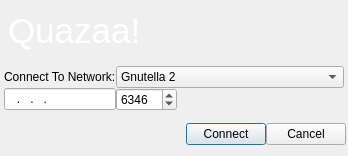
First picture: the form in UI/dialogconnectto.ui, repository c3c/quazaa, before the edit.
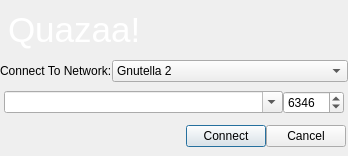
Second picture: the form after the edit. Icons and pictures are not drawn.

Commit message: Fixed combobox list skinning. Modified ConnectTo Dialog to use combo box. Fixed typo in Settings Dialog

What changed in the file:
```diff
--- a/UI/dialogconnectto.ui
+++ b/UI/dialogconnectto.ui
@@ -132,19 +132,61 @@
     </layout>
    </item>
    <item row="3" column="0" colspan="3">
-    <layout class="QGridLayout" name="gridLayout_2">
+    <layout class="QHBoxLayout" name="horizontalLayout_4">
      <property name="margin">
       <number>4</number>
      </property>
-     <item row="0" column="0">
+     <item>
+      <widget class="QComboBox" name="comboBoxAddress">
+       <property name="sizePolicy">
+        <sizepolicy hsizetype="Expanding" vsizetype="Fixed">
+         <horstretch>0</horstretch>
+         <verstretch>0</verstretch>
+        </sizepolicy>
+       </property>
+       <property name="editable">
+        <bool>true</bool>
+       </property>
+      </widget>
+     </item>
+     <item>
+      <widget class="QSpinBox" name="spinBoxPort">
+       <property name="sizePolicy">
+        <sizepolicy hsizetype="Preferred" vsizetype="Fixed">
+         <horstretch>0</horstretch>
+         <verstretch>0</verstretch>
+        </sizepolicy>
+       </property>
+       <property name="minimum">
+        <number>1</number>
+       </property>
+       <property name="maximum">
+        <number>65535</number>
+       </property>
+       <property name="value">
+        <number>6346</number>
+       </property>
+      </widget>
+     </item>
+    </layout>
+   </item>
+   <item row="2" column="1">
+    <layout class="QHBoxLayout" name="horizontalLayout_3">
+     <item>
       <widget class="QLabel" name="labelNetwork">
        <property name="text">
         <string>Connect To Network:</string>
        </property>
       </widget>
      </item>
-     <item row="0" column="1" colspan="2">
+     <item>
       <widget class="QComboBox" name="comboBoxNetwork">
+       <property name="sizePolicy">
+        <sizepolicy hsizetype="Expanding" vsizetype="Fixed">
+         <horstretch>0</horstretch>
+         <verstretch>0</verstretch>
+        </sizepolicy>
+       </property>
        <item>
         <property name="text">
          <string>Gnutella 2</string>
@@ -174,51 +216,6 @@
        </item>
       </widget>
      </item>
-     <item row="1" column="0">
-      <widget class="QLineEdit" name="lineEditIPAddress">
-       <property name="sizePolicy">
-        <sizepolicy hsizetype="Preferred" vsizetype="Fixed">
-         <horstretch>0</horstretch>
-         <verstretch>0</verstretch>
-        </sizepolicy>
-       </property>
-       <property name="inputMask">
-        <string>900.900.900.900; </string>
-       </property>
-      </widget>
-     </item>
-     <item row="1" column="1">
-      <widget class="QSpinBox" name="spinBoxPort">
-       <property name="sizePolicy">
-        <sizepolicy hsizetype="Preferred" vsizetype="Fixed">
-         <horstretch>0</horstretch>
-         <verstretch>0</verstretch>
-        </sizepolicy>
-       </property>
-       <property name="minimum">
-        <number>1</number>
-       </property>
-       <property name="maximum">
-        <number>65535</number>
-       </property>
-       <property name="value">
-        <number>6346</number>
-       </property>
-      </widget>
-     </item>
-     <item row="1" column="2">
-      <spacer name="horizontalSpacer_2">
-       <property name="orientation">
-        <enum>Qt::Horizontal</enum>
-       </property>
-       <property name="sizeHint" stdset="0">
-        <size>
-         <width>40</width>
-         <height>20</height>
-        </size>
-       </property>
-      </spacer>
-     </item>
     </layout>
    </item>
   </layout>
```
The commit also changes 13 other files.
